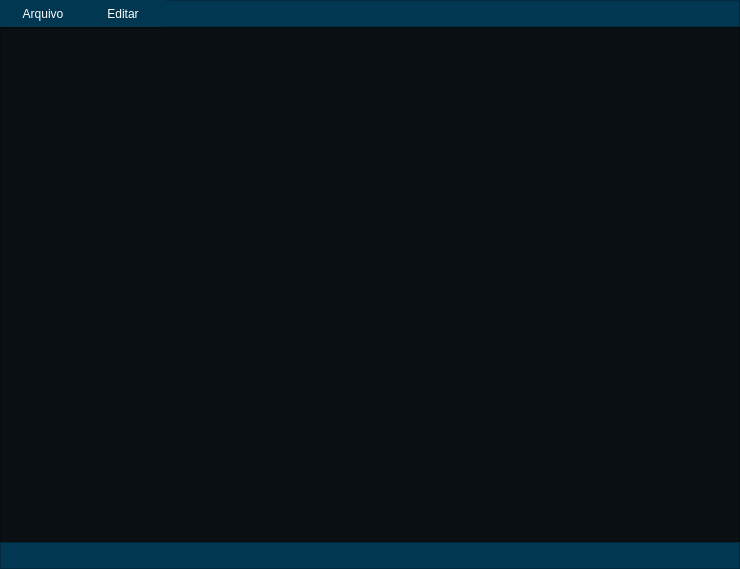
Old version of the form main.ui in the repository jao-victor/SimpleEditor.
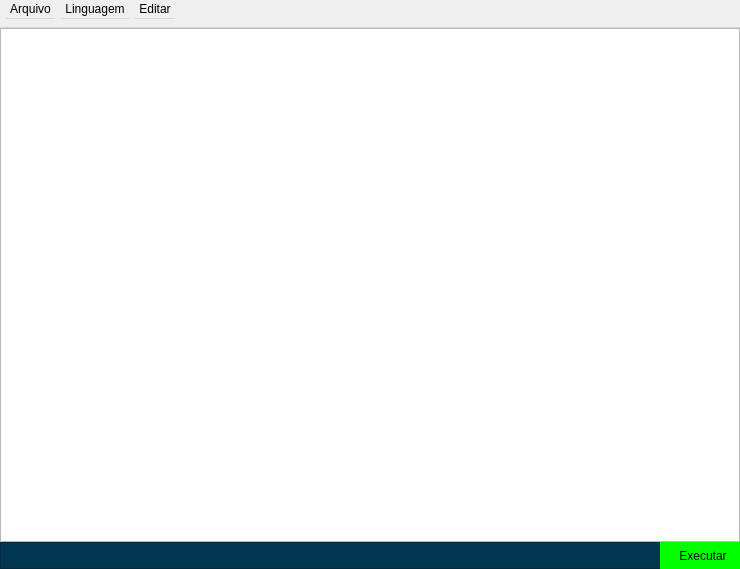
New version of the form.

The edit to the form file:
```diff
--- a/main.ui
+++ b/main.ui
@@ -37,79 +37,7 @@
      <number>0</number>
     </property>
     <item>
-     <widget class="QFrame" name="frame">
-      <property name="minimumSize">
-       <size>
-        <width>0</width>
-        <height>27</height>
-       </size>
-      </property>
-      <property name="maximumSize">
-       <size>
-        <width>16777215</width>
-        <height>27</height>
-       </size>
-      </property>
-      <property name="styleSheet">
-       <string notr="true">background-color:  #013750</string>
-      </property>
-      <property name="frameShape">
-       <enum>QFrame::StyledPanel</enum>
-      </property>
-      <property name="frameShadow">
-       <enum>QFrame::Raised</enum>
-      </property>
-      <widget class="QPushButton" name="pushButton">
-       <property name="geometry">
-        <rect>
-         <x>0</x>
-         <y>0</y>
-         <width>86</width>
-         <height>27</height>
-        </rect>
-       </property>
-       <property name="styleSheet">
-        <string notr="true">background-color: rgb(1, 55, 80);
-color:white;
-border: solid;</string>
-       </property>
-       <property name="text">
-        <string>Arquivo</string>
-       </property>
-      </widget>
-      <widget class="QPushButton" name="pushButton_2">
-       <property name="geometry">
-        <rect>
-         <x>80</x>
-         <y>0</y>
-         <width>86</width>
-         <height>27</height>
-        </rect>
-       </property>
-       <property name="styleSheet">
-        <string notr="true">background-color: rgb(1, 55, 80);
-color:white;
-border: solid;</string>
-       </property>
-       <property name="text">
-        <string>Editar</string>
-       </property>
-      </widget>
-     </widget>
-    </item>
-    <item>
-     <widget class="QTextEdit" name="textEdit">
-      <property name="font">
-       <font>
-        <pointsize>13</pointsize>
-        <italic>true</italic>
-       </font>
-      </property>
-      <property name="styleSheet">
-       <string notr="true">background-color: #090f13;
-color:white;</string>
-      </property>
-     </widget>
+     <widget class="QTextEdit" name="areaCodigo"/>
     </item>
     <item>
      <widget class="QFrame" name="frame_2">
@@ -134,10 +62,118 @@
       <property name="frameShadow">
        <enum>QFrame::Raised</enum>
       </property>
+      <widget class="QPushButton" name="rodar">
+       <property name="geometry">
+        <rect>
+         <x>660</x>
+         <y>0</y>
+         <width>86</width>
+         <height>27</height>
+        </rect>
+       </property>
+       <property name="styleSheet">
+        <string notr="true">#rodar{
+
+	background-color: #00FF00;
+	color:#02031a;
+	border: solid 0 0 1 0;
+
+}
+
+#rodar:hover{
+	color:white;
+}
+</string>
+       </property>
+       <property name="text">
+        <string>Executar</string>
+       </property>
+      </widget>
      </widget>
     </item>
    </layout>
   </widget>
+  <widget class="QMenuBar" name="menuBar">
+   <property name="geometry">
+    <rect>
+     <x>0</x>
+     <y>0</y>
+     <width>740</width>
+     <height>28</height>
+    </rect>
+   </property>
+   <property name="minimumSize">
+    <size>
+     <width>0</width>
+     <height>28</height>
+    </size>
+   </property>
+   <widget class="QMenu" name="menuArquivo">
+    <property name="title">
+     <string>Arquivo</string>
+    </property>
+    <widget class="QMenu" name="menuSalvar">
+     <property name="title">
+      <string>Novo</string>
+     </property>
+    </widget>
+    <addaction name="menuSalvar"/>
+    <addaction name="actionAbrir"/>
+    <addaction name="actionSalvar_como"/>
+    <addaction name="actionSalvar_como_2"/>
+   </widget>
+   <widget class="QMenu" name="menuEditar">
+    <property name="title">
+     <string>Linguagem</string>
+    </property>
+    <addaction name="actionPython"/>
+    <addaction name="actionC"/>
+    <addaction name="actionJava"/>
+   </widget>
+   <widget class="QMenu" name="menuLinguagem">
+    <property name="title">
+     <string>Editar</string>
+    </property>
+   </widget>
+   <addaction name="menuArquivo"/>
+   <addaction name="menuEditar"/>
+   <addaction name="menuLinguagem"/>
+  </widget>
+  <action name="actionAbrir">
+   <property name="text">
+    <string>Abrir</string>
+   </property>
+  </action>
+  <action name="actionSalvar_como">
+   <property name="text">
+    <string>Salvar</string>
+   </property>
+  </action>
+  <action name="actionhfmjkjh">
+   <property name="text">
+    <string>hfmjkjh</string>
+   </property>
+  </action>
+  <action name="actionSalvar_como_2">
+   <property name="text">
+    <string>Salvar como</string>
+   </property>
+  </action>
+  <action name="actionPython">
+   <property name="text">
+    <string>Python</string>
+   </property>
+  </action>
+  <action name="actionC">
+   <property name="text">
+    <string>C</string>
+   </property>
+  </action>
+  <action name="actionJava">
+   <property name="text">
+    <string>Java</string>
+   </property>
+  </action>
  </widget>
  <resources/>
  <connections/>
```
